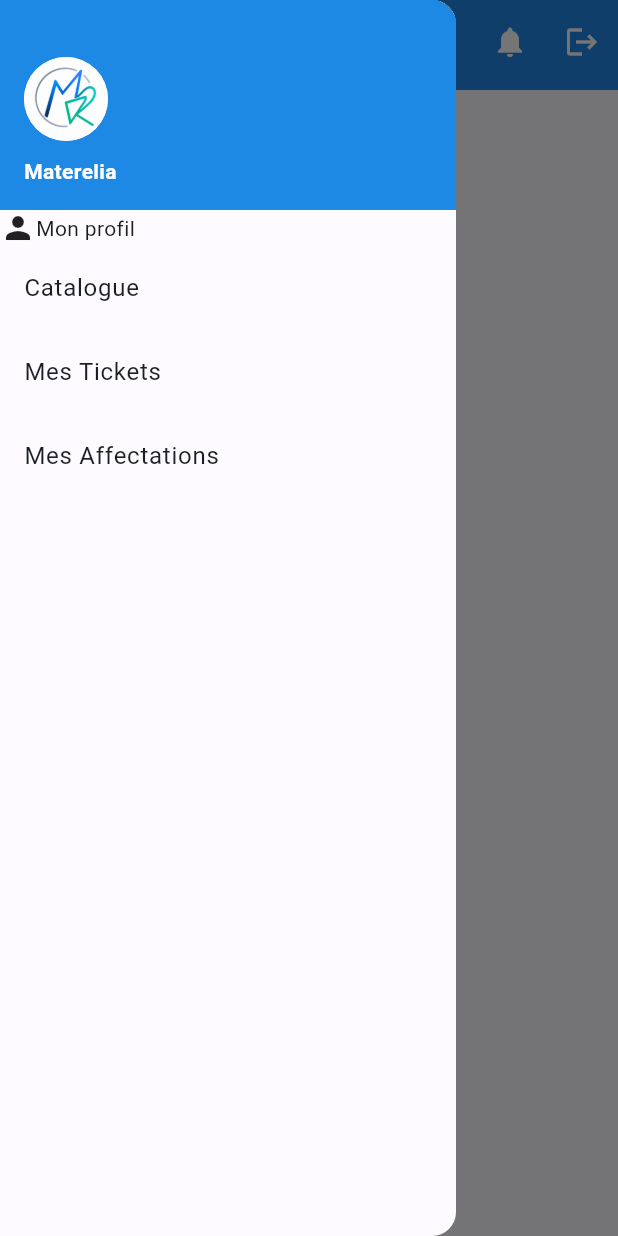
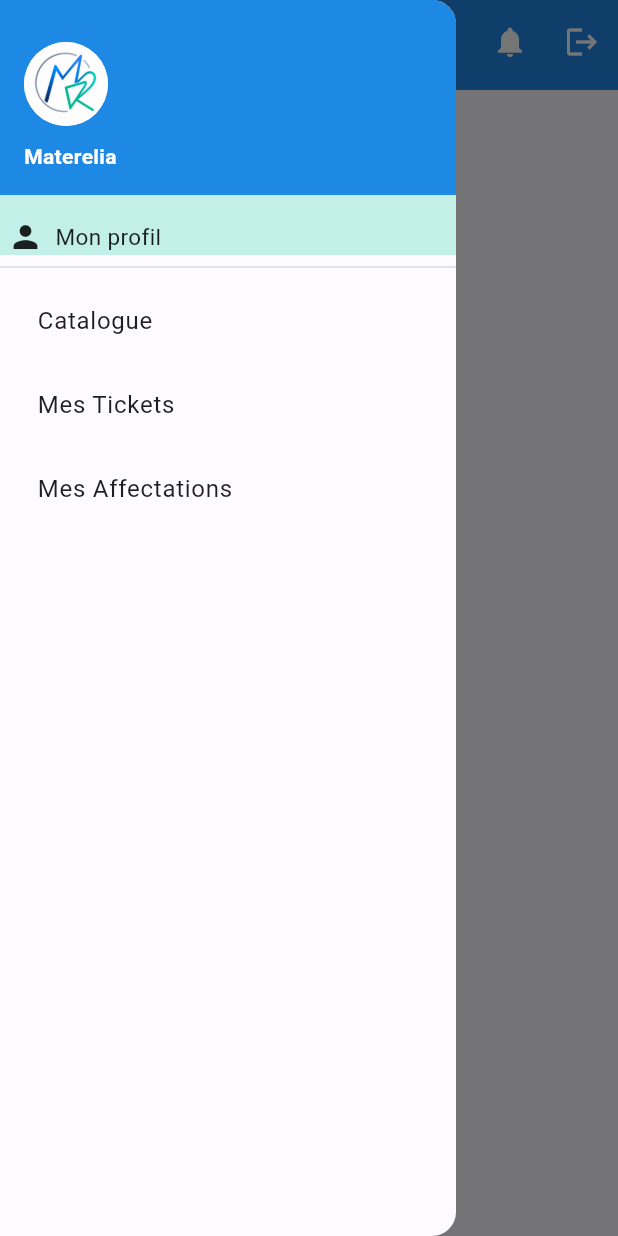
Before and after one commit to AinaTino/Materelia, a Flutter app: the screen it shows once a user with an empty profile is signed in, with the side drawer open, on a phone screen of 412 x 824 dp. Run offline on Flutter 3.47's test engine with Material 3 defaults, Android fonts, the phone set to English and light mode, and no system bars; our stand-ins replace flutter_dotenv, flutter_riverpod, freezed_annotation, go_router, google_fonts, riverpod_annotation and 1 more; accounts and stored records are empty; generated files the repository leaves out were written again.

Commit message:
refactor(shell): update sidebar drawer navigation
Update sidebar drawer component with improved styling and navigation logic. Changes include layout refinements and component restructuring.

```diff
--- a/lib/core/shell/sidebar_drawer.dart
+++ b/lib/core/shell/sidebar_drawer.dart
@@ -1,5 +1,6 @@
 import 'package:flutter/material.dart';
 import 'package:go_router/go_router.dart';
+import 'package:google_fonts/google_fonts.dart';
 import 'package:materelia/core/constants/app_constants.dart';
 import 'package:materelia/core/router/app_router.dart';
 
@@ -14,7 +15,7 @@ class SidebarDrawer extends StatelessWidget {
         padding: EdgeInsets.zero,
         children: [
           Container(
-            height: 140,
+            height: 130,
             color: Theme.of(context).primaryColor,
             padding: const EdgeInsets.only(left: 16, bottom: 16),
             alignment: Alignment.bottomLeft,
@@ -40,15 +41,21 @@ class SidebarDrawer extends StatelessWidget {
             ),
           ),
 
-          Row(
-            children: [
-              Icon(Icons.person),
-              Text("Mon profil")
-            ],
-          ),
+          Container(
+            padding: const EdgeInsets.only(left:5,top: 16),
+            color: Color.fromARGB(151, 153, 231, 214),
+            child: Row(
+              children: [
+                Icon(Icons.person),
+                Text("  Mon profil", style: GoogleFonts.robotoFlex(
+                  fontSize: 15
+                ),)
+              ],
+            ),),
+          const Divider(),
           for (final s in routeSimple.entries) ...{
             ListTile(
-              title: Text(s.value),
+              title: Text("  ${s.value}"),
               onTap: () {
               context.go(s.key);
                 Navigator.pop(context);
@@ -57,8 +64,11 @@ class SidebarDrawer extends StatelessWidget {
           },
 
           if (role == AppConstants.roleTechnicien || role == AppConstants.roleAdmin)...{
+
+
             for (final s in routeTechnicien.entries) ...{
               ListTile(
+                //leading: Icon(Icons.lis),
                 title: Text(s.value),
                 onTap: () {
                 context.go(s.key);
```
